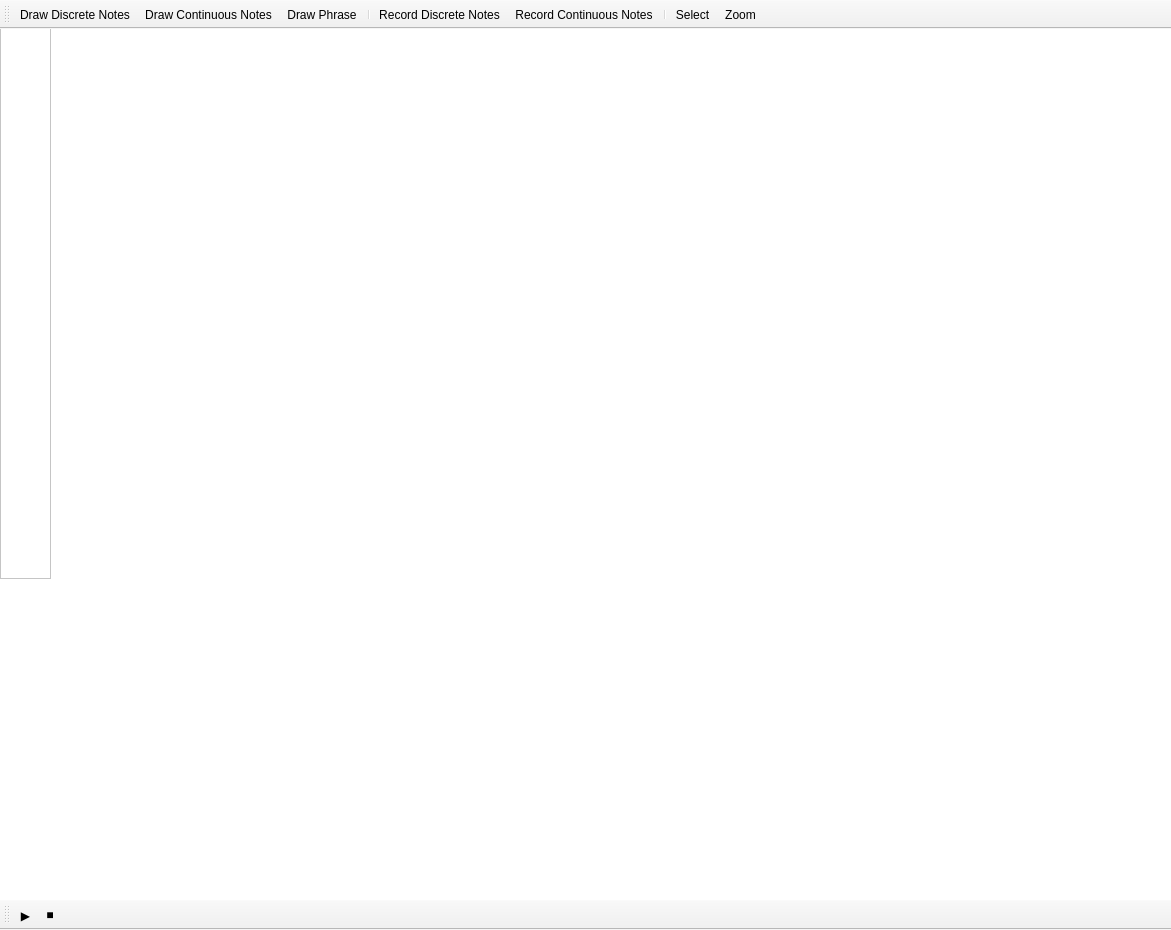
Above: scorecanvas.ui from nimusd/Calamus before the change. Below: the same form after it.
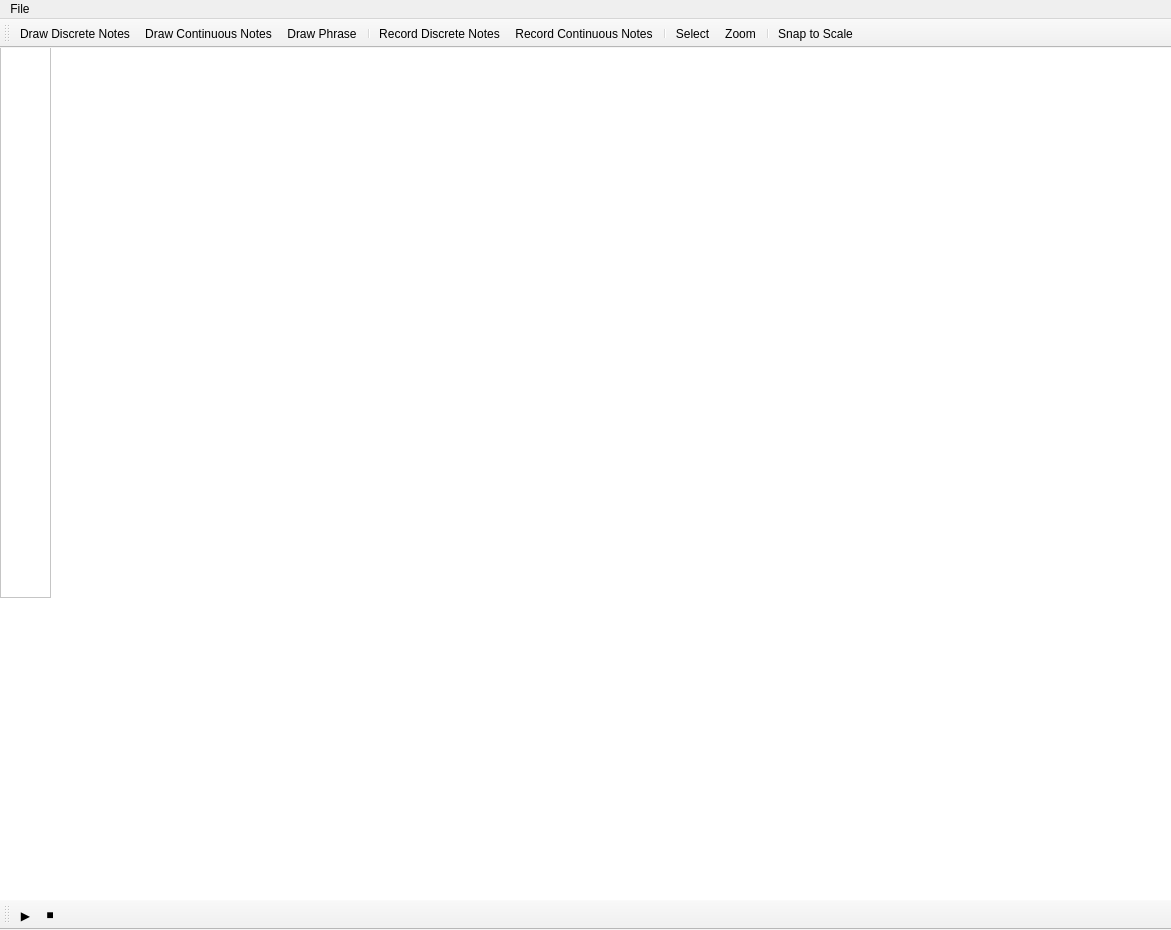
That is the form after the change.

Diff of the .ui file:
```diff
--- a/scorecanvas.ui
+++ b/scorecanvas.ui
@@ -77,6 +77,8 @@
    <addaction name="separator"/>
    <addaction name="actionScoreCanvasSelect"/>
    <addaction name="actionScoreCanvasZoom"/>
+   <addaction name="separator"/>
+   <addaction name="actionSnapToScale"/>
   </widget>
   <widget class="QToolBar" name="scoreCanvasBottomToolbar">
    <property name="minimumSize">
@@ -103,6 +105,23 @@
    <addaction name="actionPlay"/>
    <addaction name="actionstop"/>
   </widget>
+  <widget class="QMenuBar" name="menubar">
+   <property name="geometry">
+    <rect>
+     <x>0</x>
+     <y>0</y>
+     <width>1171</width>
+     <height>21</height>
+    </rect>
+   </property>
+   <widget class="QMenu" name="menuFile">
+    <property name="title">
+     <string>File</string>
+    </property>
+    <addaction name="actionCompositionSettings"/>
+   </widget>
+   <addaction name="menuFile"/>
+  </widget>
   <action name="actionDrawDiscreteNotes">
    <property name="text">
     <string>Draw Discrete Notes</string>
@@ -183,6 +202,28 @@
     <enum>QAction::MenuRole::NoRole</enum>
    </property>
   </action>
+  <action name="actionCompositionSettings">
+   <property name="text">
+    <string>Composition Settings...</string>
+   </property>
+   <property name="shortcut">
+    <string>Ctrl+,</string>
+   </property>
+   <property name="menuRole">
+    <enum>QAction::MenuRole::NoRole</enum>
+   </property>
+  </action>
+  <action name="actionSnapToScale">
+   <property name="text">
+    <string>Snap to Scale</string>
+   </property>
+   <property name="toolTip">
+    <string>Quantize selected continuous note to scale degrees</string>
+   </property>
+   <property name="menuRole">
+    <enum>QAction::MenuRole::NoRole</enum>
+   </property>
+  </action>
  </widget>
  <resources/>
  <connections/>
```
